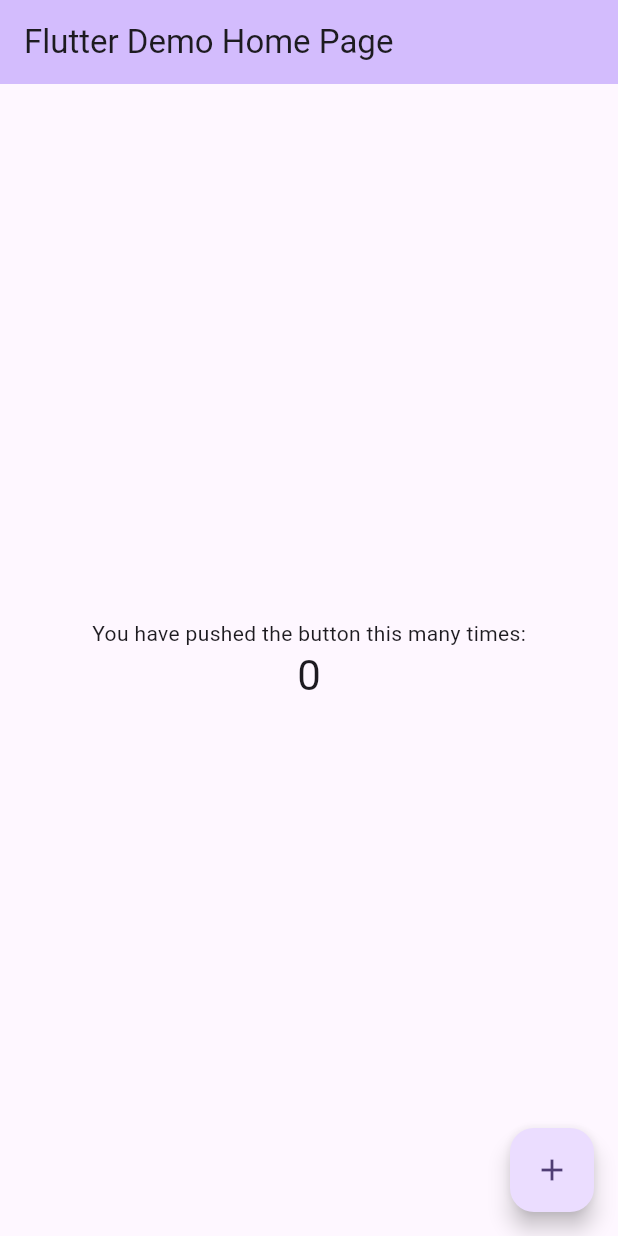
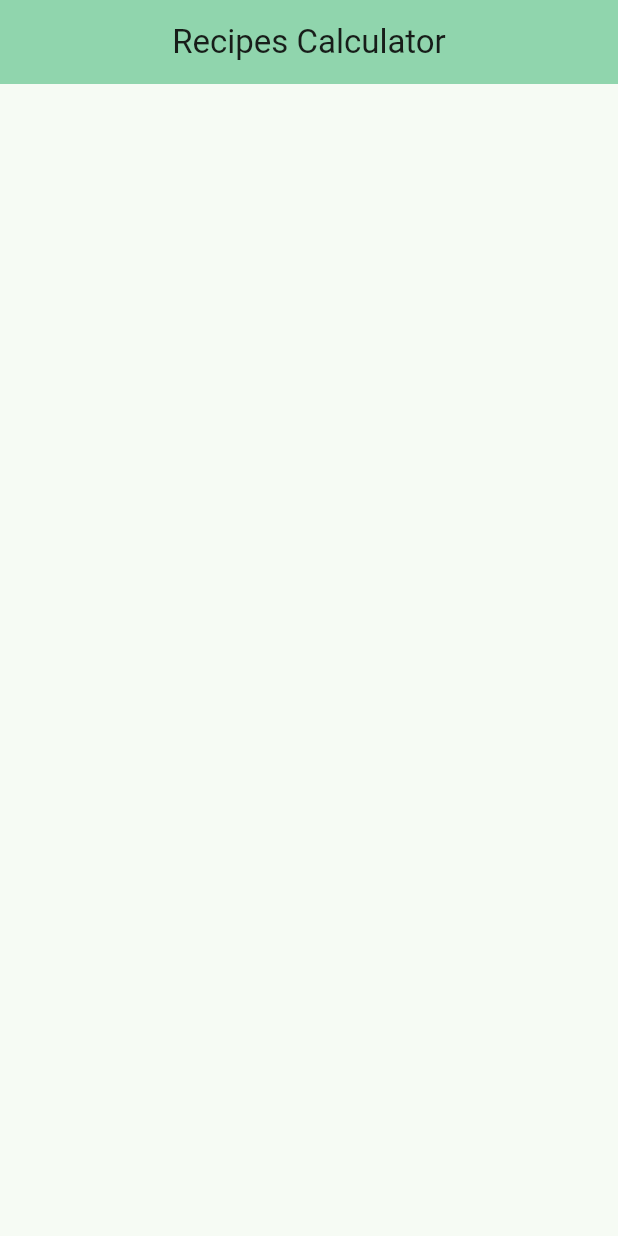
Before and after one commit to sodrunberkicau/flutter_mad_1, a Flutter app: the screen it shows after launch, on a phone screen of 412 x 824 dp. Run offline on Flutter 3.47's test engine with Material 3 defaults, Android fonts, the light colour scheme and no system bars.

Commit message:
remove all comments, change color scheme, and remove basic counter app code in main.dart

```diff
--- a/lib/main.dart
+++ b/lib/main.dart
@@ -1,52 +1,28 @@
 import 'package:flutter/material.dart';
 
 void main() {
-  runApp(const MyApp());
+  runApp(const RecipesApp());
 }
 
-class MyApp extends StatelessWidget {
-  const MyApp({super.key});
+class RecipesApp extends StatelessWidget {
+  const RecipesApp({super.key});
 
-  // This widget is the root of your application.
   @override
   Widget build(BuildContext context) {
     return MaterialApp(
-      title: 'Flutter Demo',
+      debugShowCheckedModeBanner: false,
+      title: 'Recipes Calculator',
       theme: ThemeData(
-        // This is the theme of your application.
-        //
-        // TRY THIS: Try running your application with "flutter run". You'll see
-        // the application has a purple toolbar. Then, without quitting the app,
-        // try changing the seedColor in the colorScheme below to Colors.green
-        // and then invoke "hot reload" (save your changes or press the "hot
-        // reload" button in a Flutter-supported IDE, or press "r" if you used
-        // the command line to start the app).
-        //
-        // Notice that the counter didn't reset back to zero; the application
-        // state is not lost during the reload. To reset the state, use hot
-        // restart instead.
-        //
-        // This works for code too, not just values: Most code changes can be
-        // tested with just a hot reload.
-        colorScheme: ColorScheme.fromSeed(seedColor: Colors.deepPurple),
+        colorScheme: ColorScheme.fromSeed(seedColor: Colors.greenAccent),
         useMaterial3: true,
       ),
-      home: const MyHomePage(title: 'Flutter Demo Home Page'),
+      home: const MyHomePage(title: 'Recipes Calculator'),
     );
   }
 }
 
 class MyHomePage extends StatefulWidget {
   const MyHomePage({super.key, required this.title});
-
-  // This widget is the home page of your application. It is stateful, meaning
-  // that it has a State object (defined below) that contains fields that affect
-  // how it looks.
-
-  // This class is the configuration for the state. It holds the values (in this
-  // case the title) provided by the parent (in this case the App widget) and
-  // used by the build method of the State. Fields in a Widget subclass are
-  // always marked "final".
 
   final String title;
 
@@ -55,71 +31,16 @@
 }
 
 class _MyHomePageState extends State<MyHomePage> {
-  int _counter = 0;
-
-  void _incrementCounter() {
-    setState(() {
-      // This call to setState tells the Flutter framework that something has
-      // changed in this State, which causes it to rerun the build method below
-      // so that the display can reflect the updated values. If we changed
-      // _counter without calling setState(), then the build method would not be
-      // called again, and so nothing would appear to happen.
-      _counter++;
-    });
-  }
-
   @override
   Widget build(BuildContext context) {
-    // This method is rerun every time setState is called, for instance as done
-    // by the _incrementCounter method above.
-    //
-    // The Flutter framework has been optimized to make rerunning build methods
-    // fast, so that you can just rebuild anything that needs updating rather
-    // than having to individually change instances of widgets.
     return Scaffold(
-      appBar: AppBar(
-        // TRY THIS: Try changing the color here to a specific color (to
-        // Colors.amber, perhaps?) and trigger a hot reload to see the AppBar
-        // change color while the other colors stay the same.
-        backgroundColor: Theme.of(context).colorScheme.inversePrimary,
-        // Here we take the value from the MyHomePage object that was created by
-        // the App.build method, and use it to set our appbar title.
-        title: Text(widget.title),
-      ),
-      body: Center(
-        // Center is a layout widget. It takes a single child and positions it
-        // in the middle of the parent.
-        child: Column(
-          // Column is also a layout widget. It takes a list of children and
-          // arranges them vertically. By default, it sizes itself to fit its
-          // children horizontally, and tries to be as tall as its parent.
-          //
-          // Column has various properties to control how it sizes itself and
-          // how it positions its children. Here we use mainAxisAlignment to
-          // center the children vertically; the main axis here is the vertical
-          // axis because Columns are vertical (the cross axis would be
-          // horizontal).
-          //
-          // TRY THIS: Invoke "debug painting" (choose the "Toggle Debug Paint"
-          // action in the IDE, or press "p" in the console), to see the
-          // wireframe for each widget.
-          mainAxisAlignment: MainAxisAlignment.center,
-          children: <Widget>[
-            const Text(
-              'You have pushed the button this many times:',
-            ),
-            Text(
-              '$_counter',
-              style: Theme.of(context).textTheme.headlineMedium,
-            ),
-          ],
+        appBar: AppBar(
+          backgroundColor: Theme.of(context).colorScheme.inversePrimary,
+          title: Text(widget.title),
+          centerTitle: true,
         ),
-      ),
-      floatingActionButton: FloatingActionButton(
-        onPressed: _incrementCounter,
-        tooltip: 'Increment',
-        child: const Icon(Icons.add),
-      ), // This trailing comma makes auto-formatting nicer for build methods.
-    );
+        body: SafeArea(
+          child: Container(),
+        ));
   }
 }
```
